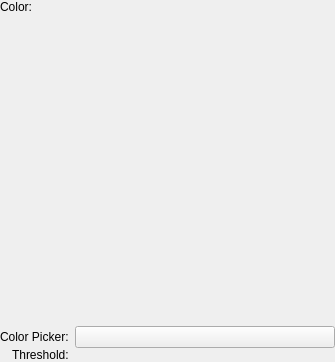
First picture: the form in krita/plugins/filters/colors/wdgcolortoalphabase.ui, repository KDE/krita, before the edit.
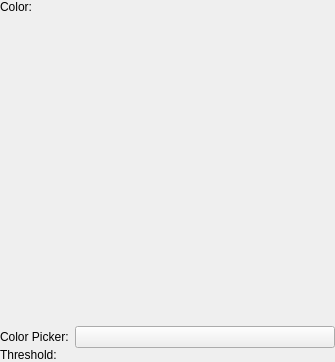
Second picture: the form after the edit. Custom widgets are drawn as their Qt base class.

Patch:
```diff
--- a/krita/plugins/filters/colors/wdgcolortoalphabase.ui
+++ b/krita/plugins/filters/colors/wdgcolortoalphabase.ui
@@ -119,7 +119,7 @@
      <property name="verticalSpacing">
       <number>0</number>
      </property>
-     <item row="1" column="0" alignment="Qt::AlignRight">
+     <item row="1" column="0">
       <widget class="QLabel" name="textLabel1_2">
        <property name="sizePolicy">
         <sizepolicy hsizetype="Minimum" vsizetype="Preferred">
```
Left out of the diff: 2 changed lines with no effect on the pictures.
